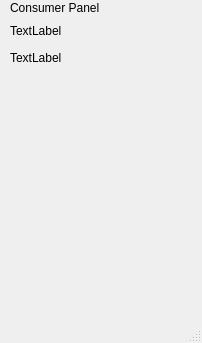
Qt form Assign4/mainwindow1.ui (mpsachin/ELL783Ass4) before a commit.
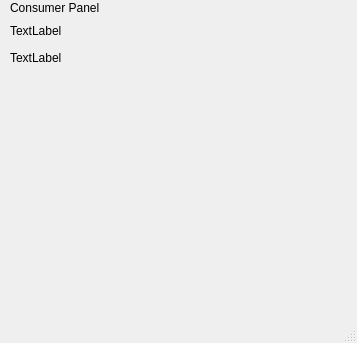
The same form after that commit.

Diff of the .ui file:
```diff
--- a/Assign4/mainwindow1.ui
+++ b/Assign4/mainwindow1.ui
@@ -6,7 +6,7 @@
    <rect>
     <x>0</x>
     <y>0</y>
-    <width>202</width>
+    <width>357</width>
     <height>343</height>
    </rect>
   </property>
@@ -32,7 +32,7 @@
      <rect>
       <x>10</x>
       <y>20</y>
-      <width>171</width>
+      <width>341</width>
       <height>21</height>
      </rect>
     </property>
```
Left out of the diff: 2 changed lines with no effect on the pictures.
